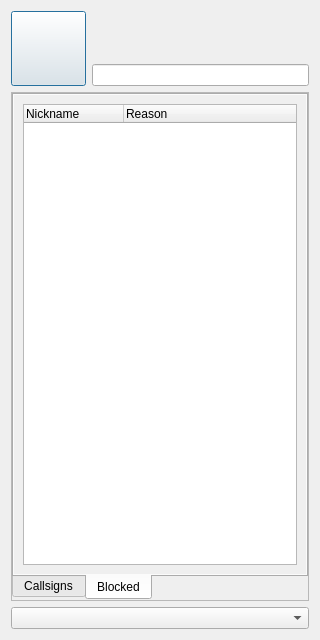
Above: src/ui/xmpp/gkxmpprosterdialog.ui from GekkoFyre/small-world-deluxe before the change. Below: the same form after it.
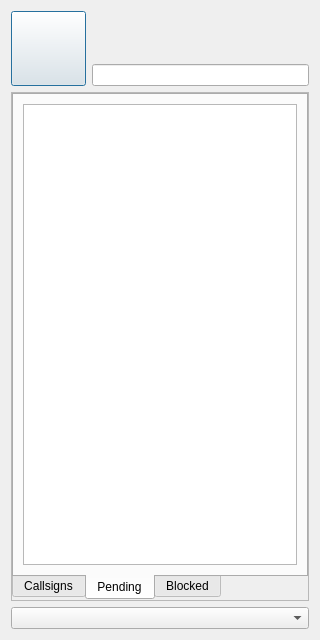
That is the form after the change. The open tabs and pages were chosen to show the change.

Commit message: * Further fixes to the Gitlab Runner (i.e. CI/CD) code. * Decided to convert the QTreeWidgets within the XMPP roster views to QTableViews. * Created a QTableView base-model for the XMPP roster dialog. * Other, minor improvements and fixes.

Diff of the .ui file:
```diff
--- a/src/ui/xmpp/gkxmpprosterdialog.ui
+++ b/src/ui/xmpp/gkxmpprosterdialog.ui
@@ -220,7 +220,7 @@
              <enum>QTabWidget::South</enum>
             </property>
             <property name="currentIndex">
-             <number>0</number>
+             <number>2</number>
             </property>
             <widget class="QWidget" name="tab_callsigns">
              <attribute name="title">
@@ -261,37 +261,67 @@
                  </property>
                  <layout class="QVBoxLayout" name="verticalLayout_5">
                   <item>
-                   <widget class="QTreeWidget" name="treeWidget_callsigns_groups">
+                   <widget class="QTableView" name="tableView_callsigns_groups">
                     <property name="contextMenuPolicy">
                      <enum>Qt::CustomContextMenu</enum>
                     </property>
                     <property name="verticalScrollBarPolicy">
                      <enum>Qt::ScrollBarAlwaysOff</enum>
                     </property>
-                    <property name="sortingEnabled">
-                     <bool>true</bool>
+                   </widget>
+                  </item>
+                 </layout>
+                </widget>
+               </widget>
+              </item>
+             </layout>
+            </widget>
+            <widget class="QWidget" name="tab_callsigns_pending">
+             <attribute name="title">
+              <string>Pending</string>
+             </attribute>
+             <layout class="QHBoxLayout" name="horizontalLayout_6">
+              <item>
+               <widget class="QScrollArea" name="scrollArea_callsigns_pending">
+                <property name="frameShape">
+                 <enum>QFrame::NoFrame</enum>
+                </property>
+                <property name="frameShadow">
+                 <enum>QFrame::Plain</enum>
+                </property>
+                <property name="horizontalScrollBarPolicy">
+                 <enum>Qt::ScrollBarAlwaysOff</enum>
+                </property>
+                <property name="widgetResizable">
+                 <bool>true</bool>
+                </property>
+                <widget class="QWidget" name="scrollAreaWidgetContents_callsigns_pending">
+                 <property name="geometry">
+                  <rect>
+                   <x>0</x>
+                   <y>0</y>
+                   <width>272</width>
+                   <height>465</height>
+                  </rect>
+                 </property>
+                 <layout class="QVBoxLayout" name="verticalLayout_18">
+                  <property name="leftMargin">
+                   <number>0</number>
+                  </property>
+                  <property name="topMargin">
+                   <number>0</number>
+                  </property>
+                  <property name="rightMargin">
+                   <number>0</number>
+                  </property>
+                  <property name="bottomMargin">
+                   <number>0</number>
+                  </property>
+                  <item>
+                   <widget class="QTableView" name="tableView_callsigns_pending">
+                    <property name="contextMenuPolicy">
+                     <enum>Qt::CustomContextMenu</enum>
                     </property>
-                    <property name="wordWrap">
-                     <bool>true</bool>
-                    </property>
-                    <property name="columnCount">
-                     <number>3</number>
-                    </property>
-                    <column>
-                     <property name="text">
-                      <string notr="true"># / Presence</string>
-                     </property>
-                    </column>
-                    <column>
-                     <property name="text">
-                      <string notr="true">ID</string>
-                     </property>
-                    </column>
-                    <column>
-                     <property name="text">
-                      <string>Nickname</string>
-                     </property>
-                    </column>
                    </widget>
                   </item>
                  </layout>
@@ -342,26 +372,13 @@
                  </property>
                  <layout class="QVBoxLayout" name="verticalLayout_8">
                   <item>
-                   <widget class="QTreeWidget" name="treeWidget_callsigns_blocked">
+                   <widget class="QTableView" name="tableView_callsigns_blocked">
                     <property name="contextMenuPolicy">
                      <enum>Qt::CustomContextMenu</enum>
                     </property>
                     <property name="verticalScrollBarPolicy">
                      <enum>Qt::ScrollBarAlwaysOff</enum>
                     </property>
-                    <property name="wordWrap">
-                     <bool>true</bool>
-                    </property>
-                    <column>
-                     <property name="text">
-                      <string notr="true">Nickname</string>
-                     </property>
-                    </column>
-                    <column>
-                     <property name="text">
-                      <string>Reason</string>
-                     </property>
-                    </column>
                    </widget>
                   </item>
                  </layout>
@@ -542,7 +559,7 @@
                <x>0</x>
                <y>0</y>
                <width>200</width>
-               <height>118</height>
+               <height>144</height>
               </rect>
              </property>
              <layout class="QVBoxLayout" name="verticalLayout_16">
@@ -600,6 +617,23 @@
                       <property name="placeholderText">
                        <string>&lt;username&gt;</string>
                       </property>
+                      <property name="clearButtonEnabled">
+                       <bool>true</bool>
+                      </property>
+                     </widget>
+                    </item>
+                    <item row="1" column="0">
+                     <widget class="QLabel" name="label_add_contact_reason">
+                      <property name="text">
+                       <string>Reason: </string>
+                      </property>
+                     </widget>
+                    </item>
+                    <item row="1" column="1">
+                     <widget class="QLineEdit" name="lineEdit_add_contact_reason">
+                      <property name="clearButtonEnabled">
+                       <bool>true</bool>
+                      </property>
                      </widget>
                     </item>
                    </layout>
```
Left out of the diff: 21 changed lines with no effect on the pictures. The commit also changes 9 other files.
